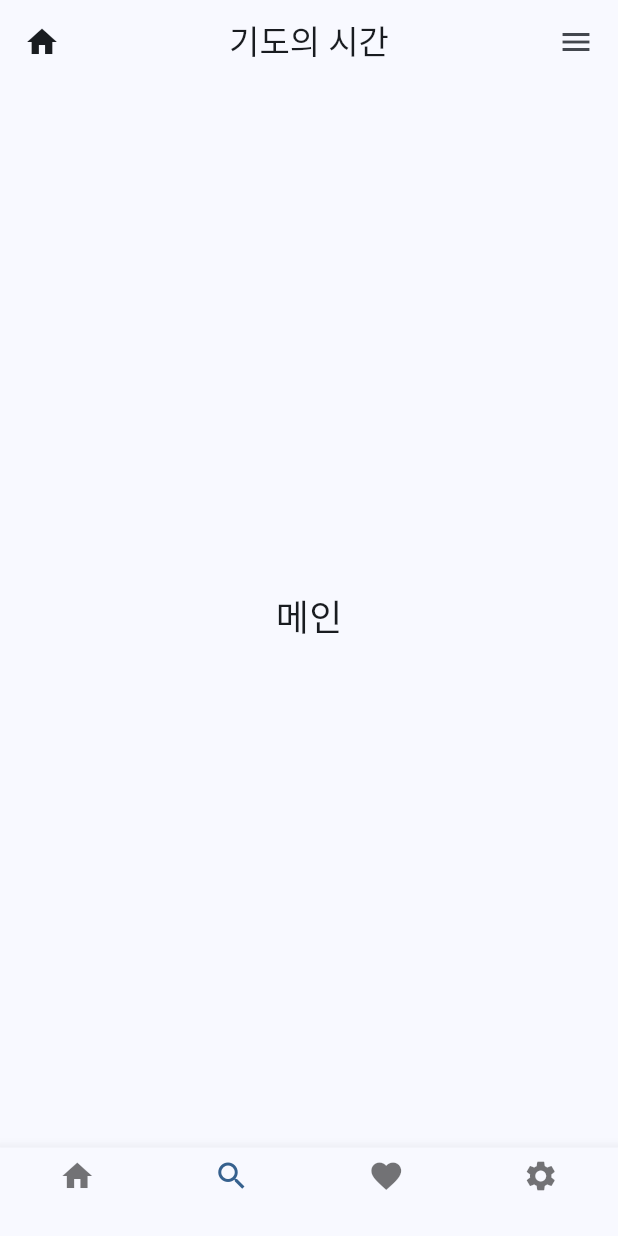
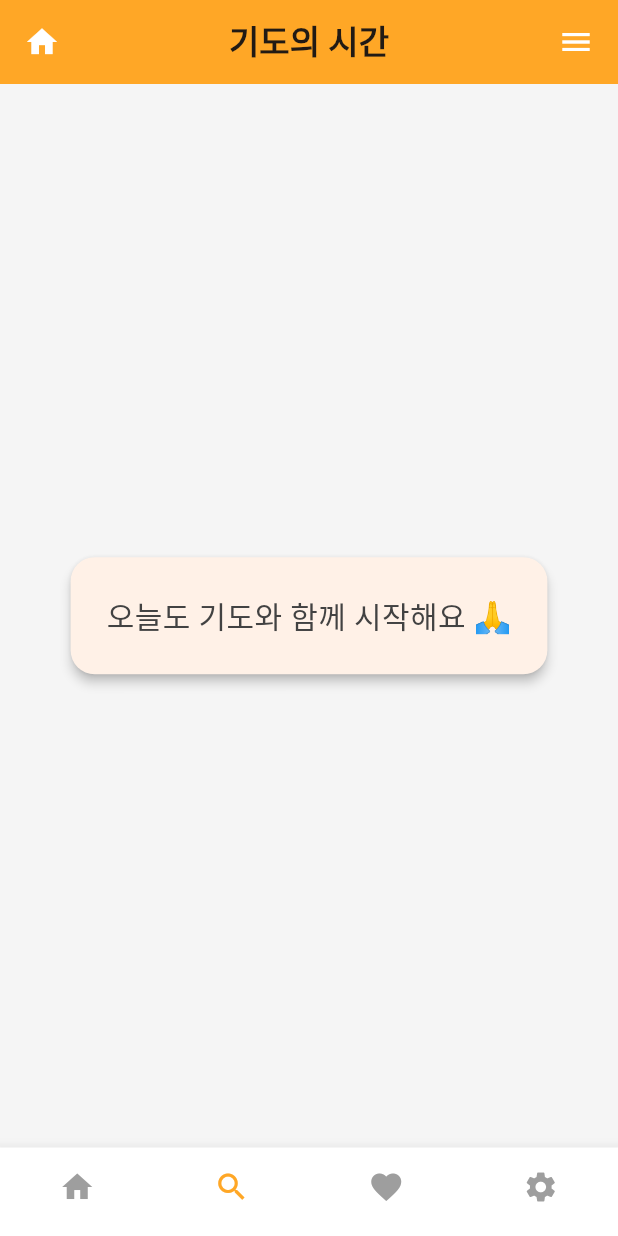
Before and after one commit to sunlight-ahn/time-to-pray-app, a Flutter app: the screen it shows after launch, item 2 of the bottom bar chosen, after a tap on the "arrow back" icon, on a phone screen of 412 x 824 dp. Run offline on Flutter 3.47's test engine with Material 3 defaults, Android fonts, the phone set to English and light mode, and no system bars; our stand-ins replace get, logger, sqflite; accounts and stored records are empty.

Commit message:
테마가 추가된 1차 버전

```diff
--- a/lib/controllers/pray_search_controller.dart
+++ b/lib/controllers/pray_search_controller.dart
@@ -1,6 +1,7 @@
 // lib/controllers/pray_search_controller.dart
 
 import 'package:get/get.dart';
+import 'package:logger/logger.dart';
 import '../models/prayer.dart';
 import '../repository/test_pray_repository.dart';
 
@@ -8,8 +9,10 @@ class PraySearchController extends GetxController {
   final RxList<Prayer> results = <Prayer>[].obs;
 
   final _repository = TestPrayRepository();
+  final Logger _logger = Logger(); // 🔥 Logger 인스턴스 생성
 
   Future<void> search(String keyword) async {
+    _logger.i('Searching prayers with keyword: $keyword'); // ℹ️ info 로그
     results.value = await _repository.searchPrayers(keyword);
   }
 }
--- a/lib/main.dart
+++ b/lib/main.dart
@@ -1,5 +1,6 @@
 import 'package:flutter/material.dart';
 import 'package:get/get.dart';
+import 'package:time_to_pray_app/pages/pray_list.dart';
 import 'pages/search_page.dart';
 
 void main() {
@@ -14,13 +15,15 @@ class TimeToPrayApp extends StatelessWidget {
     return GetMaterialApp(
       title: 'Time to Pray',
       theme: ThemeData(
-        colorScheme: ColorScheme.fromSeed(seedColor: Colors.blue),
+        colorScheme:
+            ColorScheme.fromSeed(seedColor: Colors.orange), // 🔶 오렌지 톤으로 변경
         useMaterial3: true,
       ),
       initialRoute: '/',
       getPages: [
         GetPage(name: '/', page: () => const HomeScreen()),
-        GetPage(name: '/search', page: () => SearchPage()), // 🔍 검색 페이지 등록
+        GetPage(name: '/search', page: () => SearchPage()),
+        GetPage(name: '/prayers', page: () => const PrayListPage()), // 🔥 추가
       ],
     );
   }
@@ -48,30 +51,51 @@ class _HomeScreenState extends State<HomeScreen> {
       _selectedIndex = index;
     });
 
-    // 🔄 검색 아이콘 눌렀을 때 이동
-    if (_icons[index] == Icons.search) {
+    final selectedIcon = _icons[index];
+
+    if (selectedIcon == Icons.home) {
+      // 홈이 아닐 경우만 이동 (필요 시 조건 추가)
+      if (ModalRoute.of(context)?.settings.name != '/') {
+        Get.offAllNamed('/'); // 모든 라우트 제거하고 홈으로 이동
+      }
+    } else if (selectedIcon == Icons.search) {
       Get.toNamed('/search');
     }
+    // 추후 favorite, settings도 여기에 추가 가능
   }
 
   @override
   Widget build(BuildContext context) {
+    final themeColor = Colors.orange.shade400;
+
     return Scaffold(
+      backgroundColor: Colors.grey[100],
       appBar: AppBar(
-        title: const Text('기도의 시간'),
+        title:
+            const Text('기도의 시간', style: TextStyle(fontWeight: FontWeight.bold)),
         centerTitle: true,
-        leading: const Icon(Icons.home),
+        backgroundColor: themeColor,
+        leading: const Icon(Icons.home, color: Colors.white),
         actions: const [
           Padding(
             padding: EdgeInsets.only(right: 16.0),
-            child: Icon(Icons.menu),
+            child: Icon(Icons.menu, color: Colors.white),
           ),
         ],
       ),
-      body: const Center(
-        child: Text(
-          '메인',
-          style: TextStyle(fontSize: 24),
+      body: Center(
+        child: Card(
+          shape:
+              RoundedRectangleBorder(borderRadius: BorderRadius.circular(16)),
+          elevation: 3,
+          margin: const EdgeInsets.all(24),
+          child: Padding(
+            padding: const EdgeInsets.all(24.0),
+            child: Text(
+              '오늘도 기도와 함께 시작해요 🙏',
+              style: TextStyle(fontSize: 20, color: Colors.grey[800]),
+            ),
+          ),
         ),
       ),
       bottomNavigationBar: BottomNavigationBar(
@@ -84,6 +108,12 @@ class _HomeScreenState extends State<HomeScreen> {
         currentIndex: _selectedIndex,
         onTap: _onItemTapped,
         type: BottomNavigationBarType.fixed,
+        selectedItemColor: themeColor,
+        unselectedItemColor: Colors.grey,
+        backgroundColor: Colors.white,
+        showSelectedLabels: false,
+        showUnselectedLabels: false,
+        elevation: 8,
       ),
     );
   }
--- a/lib/pages/search_page.dart
+++ b/lib/pages/search_page.dart
@@ -10,12 +10,17 @@ class SearchPage extends StatelessWidget {
 
   @override
   Widget build(BuildContext context) {
+    final themeColor = Colors.orange.shade400;
+
     return Scaffold(
+      backgroundColor: Colors.grey[100],
       appBar: AppBar(
-        title: const Text('검색'),
+        title:
+            const Text('기도문 검색', style: TextStyle(fontWeight: FontWeight.bold)),
         centerTitle: true,
+        backgroundColor: themeColor,
         leading: IconButton(
-          icon: const Icon(Icons.arrow_back),
+          icon: const Icon(Icons.arrow_back, color: Colors.white),
           onPressed: () => Get.back(),
         ),
       ),
@@ -24,15 +29,21 @@ class SearchPage extends StatelessWidget {
           // 🔍 검색 입력 영역
           Container(
             padding: const EdgeInsets.all(16),
-            color: Colors.grey.shade100,
+            color: Colors.orange.shade50,
             child: Row(
               children: [
                 Expanded(
                   child: TextField(
                     controller: _searchInputController,
-                    decoration: const InputDecoration(
+                    decoration: InputDecoration(
+                      filled: true,
+                      fillColor: Colors.white,
                       hintText: '검색어를 입력하세요',
-                      border: OutlineInputBorder(),
+                      prefixIcon: const Icon(Icons.search),
+                      border: OutlineInputBorder(
+                        borderRadius: BorderRadius.circular(12),
+                        borderSide: BorderSide.none,
+                      ),
                     ),
                   ),
                 ),
@@ -41,12 +52,18 @@ class SearchPage extends StatelessWidget {
                   onPressed: () {
                     final keyword = _searchInputController.text.trim();
                     if (keyword.isNotEmpty) {
-                      controller.search(keyword); // 🔍 검색 실행
+                      controller.search(keyword);
                     } else {
                       Get.snackbar('알림', '검색어를 입력해주세요',
                           snackPosition: SnackPosition.BOTTOM);
                     }
                   },
+                  style: ElevatedButton.styleFrom(
+                    backgroundColor: themeColor,
+                    shape: RoundedRectangleBorder(
+                      borderRadius: BorderRadius.circular(12),
+                    ),
+                  ),
                   child: const Text('검색'),
                 ),
               ],
@@ -61,7 +78,7 @@ class SearchPage extends StatelessWidget {
               alignment: Alignment.centerLeft,
               child: Text(
                 '검색 결과',
-                style: TextStyle(fontSize: 18, fontWeight: FontWeight.bold),
+                style: TextStyle(fontSize: 20, fontWeight: FontWeight.bold),
               ),
             ),
           ),
@@ -74,19 +91,43 @@ class SearchPage extends StatelessWidget {
               final results = controller.results;
 
               if (results.isEmpty) {
-                return const Center(
-                  child: Text('검색 결과가 없습니다.'),
-                );
+                return const Center(child: Text('검색 결과가 없습니다.'));
               }
 
               return ListView.builder(
                 itemCount: results.length,
+                padding: const EdgeInsets.all(16),
                 itemBuilder: (context, index) {
                   final prayer = results[index];
-                  return ListTile(
-                    leading: const Icon(Icons.bookmark),
-                    title: Text(prayer.title),
-                    subtitle: Text(prayer.content),
+
+                  return GestureDetector(
+                    onTap: () {
+                      // 🔥 카드 클릭 시 기도문 ID 전달하여 이동
+                      Get.toNamed('/prayers', arguments: prayer.id);
+                    },
+                    child: Card(
+                      shape: RoundedRectangleBorder(
+                        borderRadius: BorderRadius.circular(16),
+                      ),
+                      elevation: 2,
+                      margin: const EdgeInsets.only(bottom: 12),
+                      child: ListTile(
+                        contentPadding: const EdgeInsets.all(16),
+                        leading:
+                            const Icon(Icons.bookmark, color: Colors.orange),
+                        title: Text(
+                          prayer.title,
+                          style: const TextStyle(
+                              fontWeight: FontWeight.w600, fontSize: 16),
+                        ),
+                        subtitle: Text(
+                          prayer.content,
+                          style: const TextStyle(color: Colors.grey),
+                          maxLines: 1,
+                          overflow: TextOverflow.ellipsis,
+                        ),
+                      ),
+                    ),
                   );
                 },
               );
--- a/lib/repository/test_pray_repository.dart
+++ b/lib/repository/test_pray_repository.dart
@@ -6,10 +6,9 @@ class TestPrayRepository {
       Prayer(id: 1, title: '하느님 감사합니다', content: '오늘 하루도 주심에 감사합니다.'),
       Prayer(id: 2, title: '평화를 위한 기도', content: '세상에 평화를 주소서.'),
       Prayer(id: 3, title: '묵주 기도', content: '성모님과 함께 드리는 기도입니다.'),
+      Prayer(id: 4, title: 'aaaaaaaaa', content: '성모님과 함께 드리는 기도입니다.'),
     ];
 
-    return dummyData
-        .where((prayer) => prayer.title.contains(keyword))
-        .toList();
+    return dummyData.where((prayer) => prayer.title.contains(keyword)).toList();
   }
 }
--- a/pubspec.yaml
+++ b/pubspec.yaml
@@ -37,6 +37,7 @@ dependencies:
   get: ^4.6.5
   sqflite: ^2.3.0
   path: ^1.8.3
+  logger: ^2.5.0
 
 dev_dependencies:
   flutter_test:
```
Also changed, not shown: lib/pages/pray_list.dart (added, +76 -0 lines), 2 other files.
